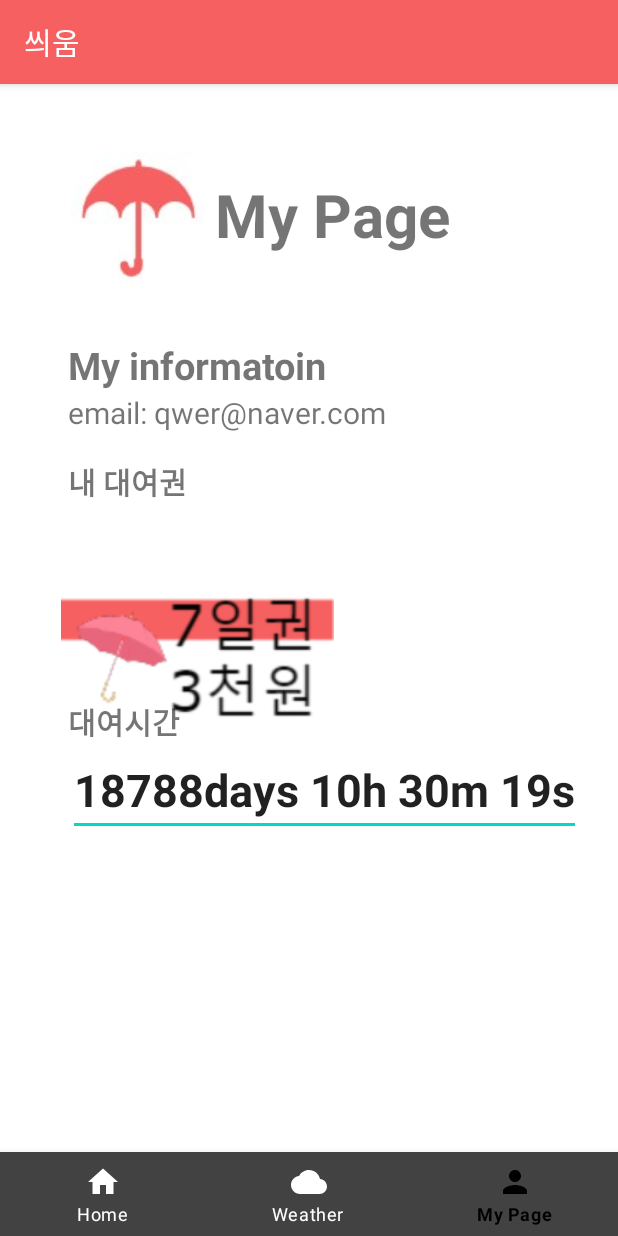
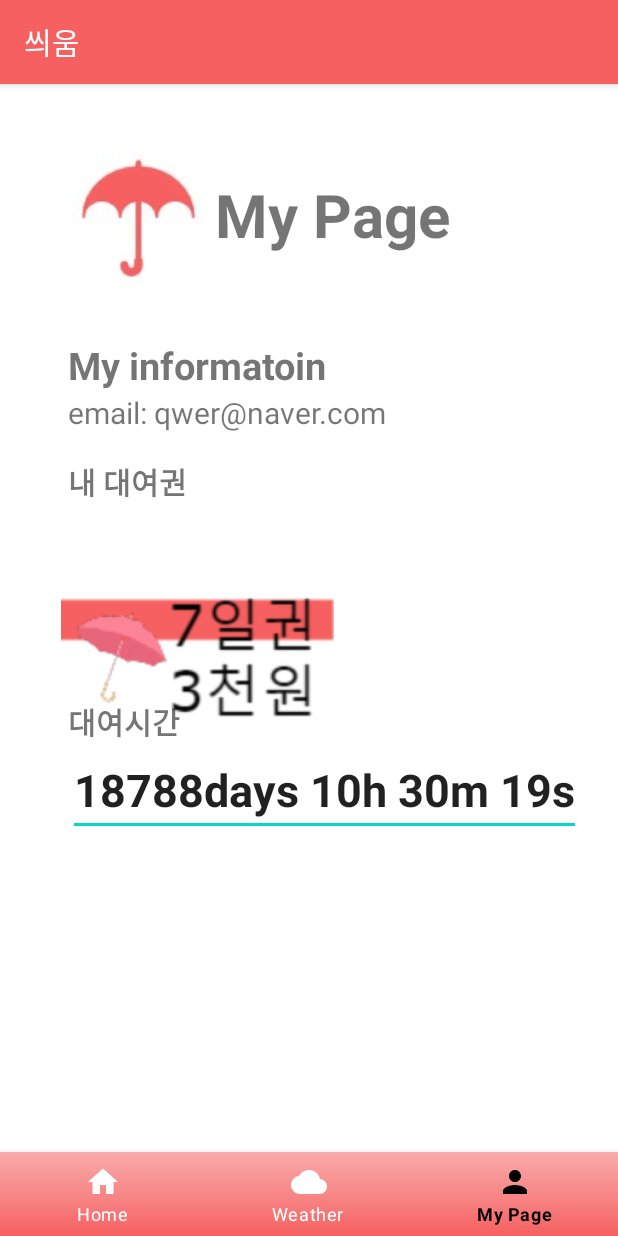
Before and after one commit to LeeSeongKyuu/Team_Andromeda, an Android app: the MypageActivity screen opened directly, with no data from a screen before it, on a phone screen of 412 x 824 dp. Run offline under Robolectric (Android 15) with nearby library versions, the phone set to English and light mode, and no system bars.

Commit message:
navbar+color update

```diff
--- a/UMB/app/src/main/res/layout/activity_mypage.xml
+++ b/UMB/app/src/main/res/layout/activity_mypage.xml
@@ -7,14 +7,14 @@
     tools:context=".MypageActivity">
 
     <com.google.android.material.bottomnavigation.BottomNavigationView
+        android:id="@+id/bottom_navigation"
         android:layout_width="match_parent"
         android:layout_height="wrap_content"
-        android:id="@+id/bottom_navigation"
-        app:itemBackground="@color/cardview_dark_background"
+        android:layout_alignParentBottom="true"
+        app:itemBackground="@drawable/gredient_navbar"
+        app:itemIconTint="@drawable/selector"
         app:itemTextColor="@drawable/selector"
-        app:itemIconTint="@drawable/selector"
-        app:menu="@menu/menu_navigation"
-        android:layout_alignParentBottom="true"/>
+        app:menu="@menu/menu_navigation" />
 
     <ImageView
         android:id="@+id/imageView"
--- a/UMB/app/src/main/res/layout/activity_register.xml
+++ b/UMB/app/src/main/res/layout/activity_register.xml
@@ -34,7 +34,7 @@
 
     <Button
         android:id="@+id/btn_register"
-        android:layout_width="0dp"
+        android:layout_width="160dp"
         android:layout_height="wrap_content"
         android:text="가입완료"
         app:layout_constraintBottom_toBottomOf="parent"
--- a/UMB/app/src/main/res/values/colors.xml
+++ b/UMB/app/src/main/res/values/colors.xml
@@ -5,6 +5,6 @@
     <color name="purple_700">#f66060</color>
     <color name="teal_200">#FF03DAC5</color>
     <color name="teal_700">#FF018786</color>
-    <color name="black">#BDBDBD</color>
+    <color name="black">#757575</color>
     <color name="white">#FFFFFFFF</color>
 </resources>
```
Also changed, not shown: UMB/app/src/main/res/layout/activity_login.xml (+5 -3 lines), UMB/app/src/main/res/layout/activity_rentselect.xml (+5 -5 lines), UMB/app/src/main/res/layout/activity_weather.xml (+5 -5 lines).
